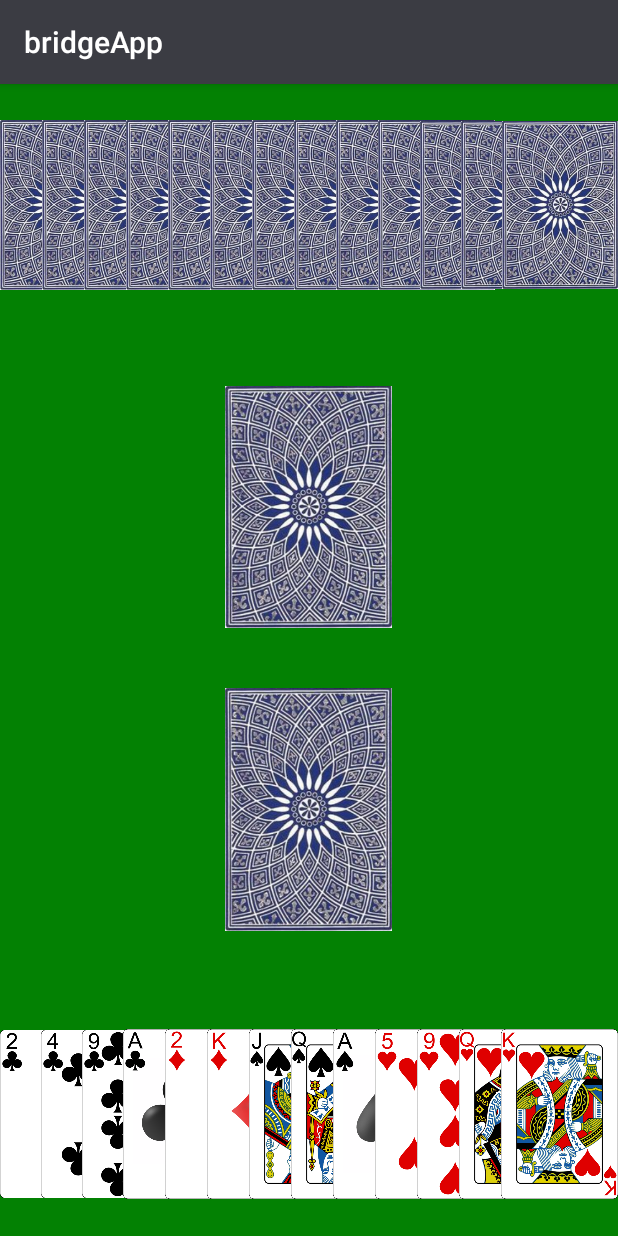
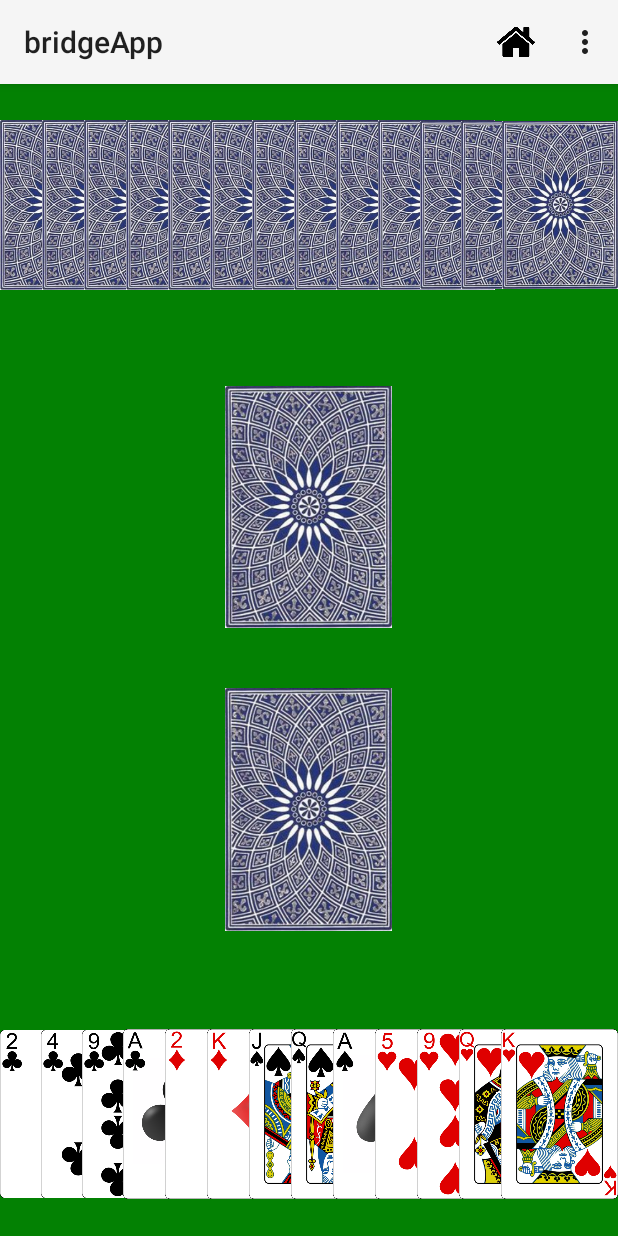
Before and after one commit to Xhonoz/Bachelor, an Android app: the screen it shows after launch (PlayActivity), on a phone screen of 412 x 824 dp. Run offline under Robolectric (Android 15) with nearby library versions, the phone set to English and light mode, and no system bars.

Commit message:
Added actionbar

```diff
--- a/app/src/main/AndroidManifest.xml
+++ b/app/src/main/AndroidManifest.xml
@@ -8,7 +8,7 @@
         android:label="@string/app_name"
         android:roundIcon="@mipmap/ic_launcher_round"
         android:supportsRtl="true"
-        android:theme="@style/AppTheme">
+        android:theme="@style/Theme.AppCompat.Light">
         <activity android:name=".MainActivity">
             <intent-filter>
                 <action android:name="android.intent.action.MAIN" />
--- /dev/null
+++ b/app/src/main/res/menu/settings_menu.xml
@@ -0,0 +1,25 @@
+<?xml version="1.0" encoding="utf-8"?>
+<menu xmlns:android="http://schemas.android.com/apk/res/android"
+    xmlns:app="http://schemas.android.com/apk/res-auto">
+
+    <item
+        android:id="@+id/item1"
+        android:title="Item 1"
+        app:showAsAction="always"
+
+        android:icon="@drawable/homebutton"
+        />
+
+    <item
+        android:id="@+id/item2"
+        android:title="Settings"
+        app:showAsAction="never"
+        />
+
+    <item
+        android:id="@+id/item3"
+        android:title="Help"
+        app:showAsAction="never"
+        />
+
+</menu>
```
Also changed, not shown: app/src/main/java/com/wordpress/honeymoonbridge/bridgeapp/BiddingActivity.java (+31 -0 lines), app/src/main/java/com/wordpress/honeymoonbridge/bridgeapp/MainActivity.java (+30 -2 lines), app/src/main/java/com/wordpress/honeymoonbridge/bridgeapp/PlayActivity.java (+33 -0 lines), app/src/main/res/drawable/homebutton.png (added).
